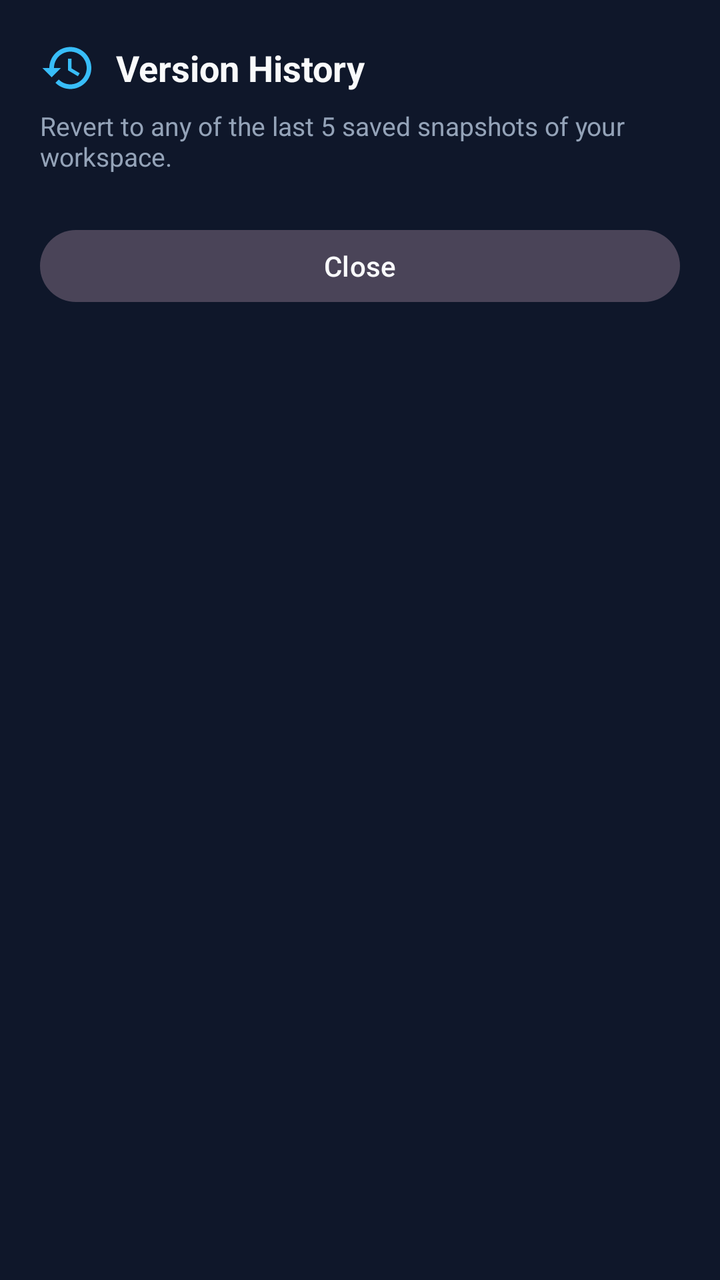
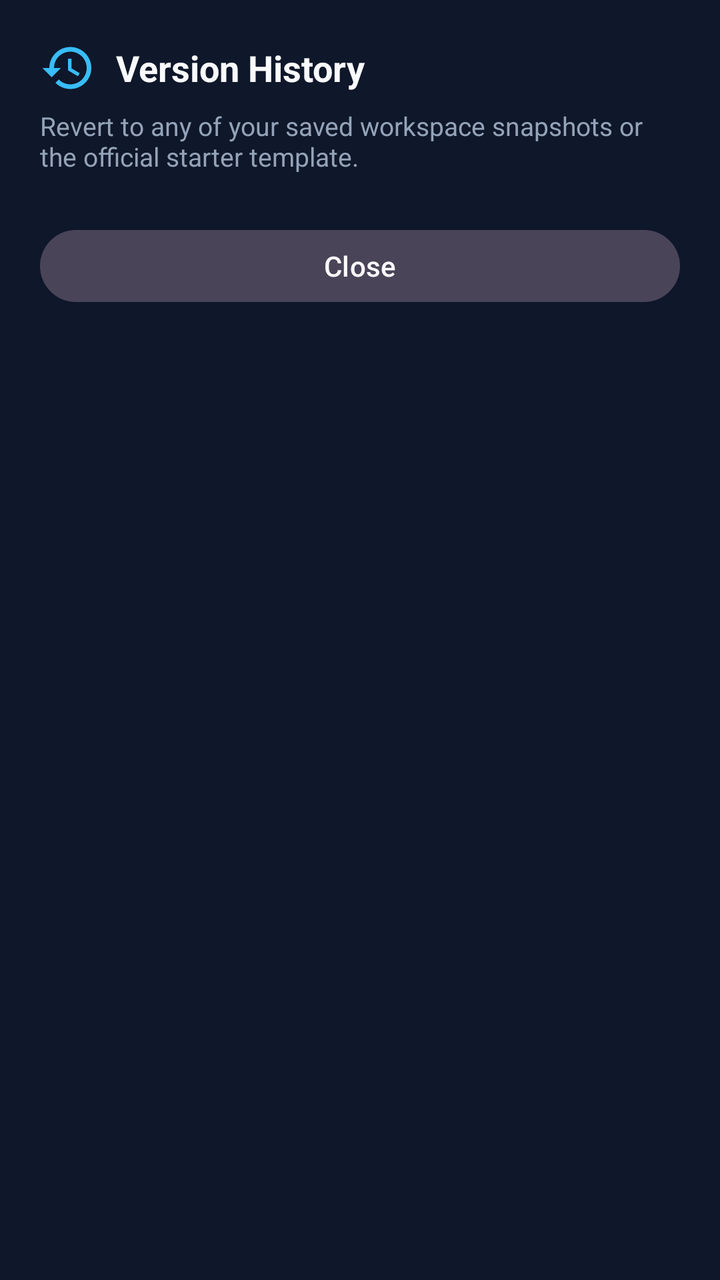

An Android layout rendered at two revisions. The XML below is the earlier revision; the diff shows what the commit changed to produce the second picture.
<!-- AndroidManifest.xml: application theme Theme.RuntimeWebCompiler -->
<!-- res/layout/dialog_version_history.xml -->
<?xml version="1.0" encoding="utf-8"?>
<LinearLayout xmlns:android="http://schemas.android.com/apk/res/android"
    xmlns:app="http://schemas.android.com/apk/res-auto"
    android:layout_width="match_parent"
    android:layout_height="wrap_content"
    android:background="@color/surface"
    android:orientation="vertical"
    android:padding="20dp">

    
    <LinearLayout
        android:layout_width="match_parent"
        android:layout_height="wrap_content"
        android:gravity="center_vertical"
        android:orientation="horizontal">

        <ImageView
            android:layout_width="28dp"
            android:layout_height="28dp"
            android:contentDescription="@null"
            android:src="@drawable/ic_history"
            app:tint="@color/accent_blue" />

        <TextView
            android:layout_width="0dp"
            android:layout_height="wrap_content"
            android:layout_marginStart="10dp"
            android:layout_weight="1"
            android:text="@string/history_title"
            android:textColor="@color/on_surface"
            android:textSize="18sp"
            android:textStyle="bold" />

        <ImageButton
            android:id="@+id/history_btn_close"
            android:layout_width="36dp"
            android:layout_height="36dp"
            android:background="?attr/selectableItemBackgroundBorderless"
            android:contentDescription="@string/close"
            android:src="@drawable/ic_refresh"
            android:visibility="gone" />
    </LinearLayout>

    <TextView
        android:layout_width="match_parent"
        android:layout_height="wrap_content"
        android:layout_marginTop="6dp"
        android:layout_marginBottom="16dp"
        android:text="Revert to any of the last 5 saved snapshots of your workspace."
        android:textColor="@color/on_surface_muted"
        android:textSize="13sp" />

    
    <LinearLayout
        android:id="@+id/history_snapshots_container"
        android:layout_width="match_parent"
        android:layout_height="wrap_content"
        android:orientation="vertical" />

    
    <TextView
        android:id="@+id/history_empty_state"
        android:layout_width="match_parent"
        android:layout_height="80dp"
        android:gravity="center"
        android:text="@string/history_empty"
        android:textColor="@color/on_surface_muted"
        android:textSize="13sp"
        android:visibility="gone" />

    
    <com.google.android.material.button.MaterialButton
        android:id="@+id/history_dialog_btn_close"
        style="@style/Widget.Material3.Button.TonalButton"
        android:layout_width="match_parent"
        android:layout_height="44dp"
        android:layout_marginTop="8dp"
        android:text="@string/close"
        android:textColor="@color/on_surface" />

</LinearLayout>
<!-- resources referenced by this layout -->
<resources>
  <color name="accent_blue">#38BDF8</color>
  <color name="on_surface">#F9FAFB</color>
  <color name="on_surface_muted">#94A3B8</color>
  <color name="surface">#0F172A</color>
  <!-- drawable ic_history (drawable) -->
  <?xml version="1.0" encoding="utf-8"?>
  <vector xmlns:android="http://schemas.android.com/apk/res/android"
      android:width="24dp"
      android:height="24dp"
      android:viewportWidth="24"
      android:viewportHeight="24">
      <path
          android:fillColor="#FFFFFFFF"
          android:pathData="M13,3c-4.97,0 -9,4.03 -9,9H1l3.89,3.89 0.07,0.14L9,12H6c0,-3.87 3.13,-7 7,-7s7,3.13 7,7 -3.13,7 -7,7c-1.93,0 -3.68,-0.79 -4.94,-2.06l-1.42,1.42C8.27,19.99 10.51,21 13,21c4.97,0 9,-4.03 9,-9s-4.03,-9 -9,-9zm-1,5v5l4.25,2.52 0.77,-1.28 -3.52,-2.09V8z" />
  </vector>
  <!-- drawable ic_refresh (drawable) -->
  <vector xmlns:android="http://schemas.android.com/apk/res/android"
      android:width="24dp"
      android:height="24dp"
      android:viewportWidth="24"
      android:viewportHeight="24">
    <path
        android:fillColor="#FFFFFFFF"
        android:pathData="M17.65,6.35C16.2,4.9 14.21,4 12,4c-4.42,0 -7.99,3.58 -7.99,8s3.57,8 7.99,8c3.73,0 6.84,-2.55 7.73,-6h-2.08c-0.82,2.33 -3.04,4 -5.65,4 -3.31,0 -6,-2.69 -6,-6s2.69,-6 6,-6c1.66,0 3.14,0.69 4.22,1.78L13,11h7V4l-2.35,2.35z"/>
  </vector>
  <string name="close">Close</string>
  <string name="history_empty">No snapshots recorded yet.</string>
  <string name="history_title">Version History</string>
  <style name="Theme.RuntimeWebCompiler" parent="Theme.Material3.Dark.NoActionBar">
          <item name="colorPrimary">@color/primary</item>
          <item name="colorOnPrimary">@color/on_primary</item>
          <item name="android:statusBarColor">@android:color/transparent</item>
          <item name="android:navigationBarColor">@android:color/transparent</item>
          <item name="android:windowBackground">@color/background</item>
          <item name="android:windowLightStatusBar">false</item>
      </style>
  <color name="primary">#3B82F6</color>
  <color name="on_primary">#FFFFFF</color>
  <color name="background">#090D16</color>
</resources>

<!-- the commit's change to res/layout/dialog_version_history.xml (unified diff, before → after) -->
@@ -42,11 +42,12 @@
     </LinearLayout>
 
     <TextView
+        android:id="@+id/history_subtitle"
         android:layout_width="match_parent"
         android:layout_height="wrap_content"
         android:layout_marginTop="6dp"
         android:layout_marginBottom="16dp"
-        android:text="Revert to any of the last 5 saved snapshots of your workspace."
+        android:text="Revert to any of your saved workspace snapshots or the official starter template."
         android:textColor="@color/on_surface_muted"
         android:textSize="13sp" />
 
